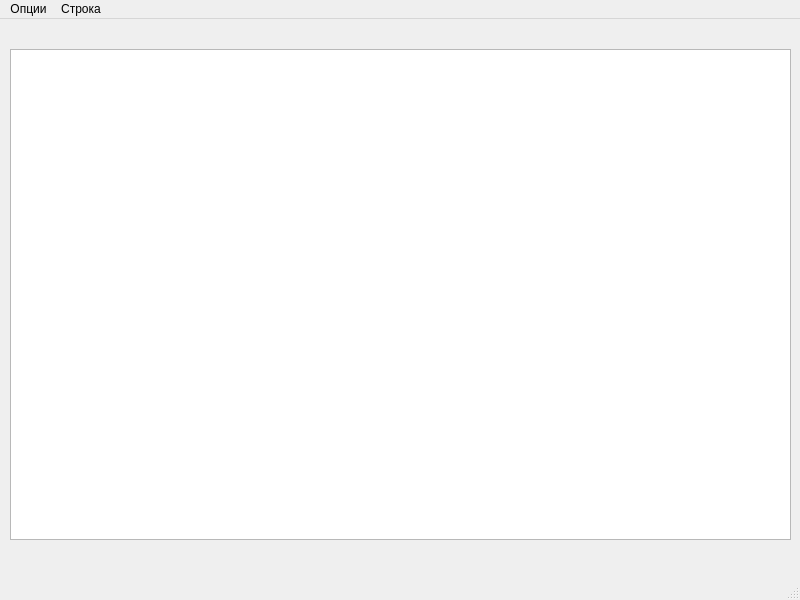
Qt form mainwindow.ui (BexaGal/qt_lab2) before a commit.
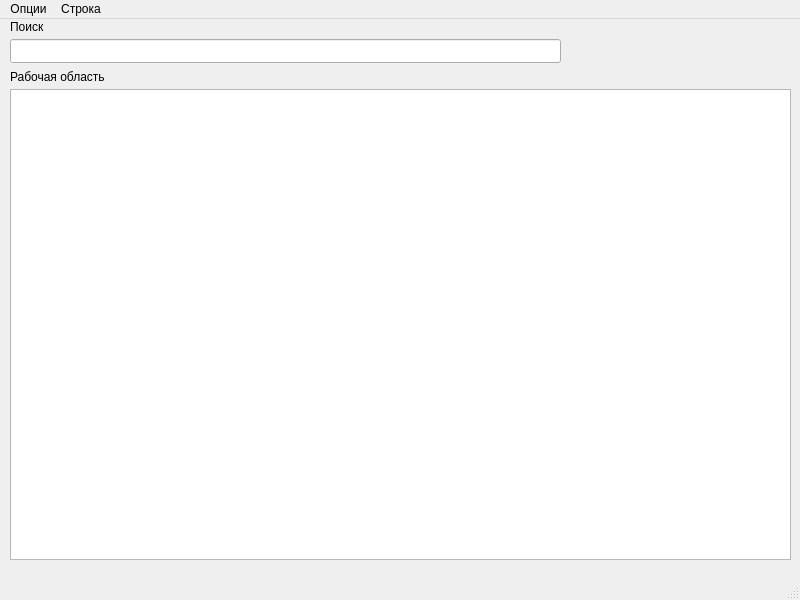
The same form after that commit.

```diff
--- a/mainwindow.ui
+++ b/mainwindow.ui
@@ -18,9 +18,9 @@
     <property name="geometry">
      <rect>
       <x>10</x>
-      <y>30</y>
+      <y>70</y>
       <width>781</width>
-      <height>491</height>
+      <height>471</height>
      </rect>
     </property>
     <property name="autoScrollMargin">
@@ -30,6 +30,42 @@
      <set>QAbstractItemView::EditTrigger::NoEditTriggers</set>
     </property>
    </widget>
+   <widget class="QLineEdit" name="searchEdit">
+    <property name="geometry">
+     <rect>
+      <x>10</x>
+      <y>20</y>
+      <width>551</width>
+      <height>24</height>
+     </rect>
+    </property>
+   </widget>
+   <widget class="QLabel" name="label">
+    <property name="geometry">
+     <rect>
+      <x>10</x>
+      <y>0</y>
+      <width>49</width>
+      <height>16</height>
+     </rect>
+    </property>
+    <property name="text">
+     <string>Поиск</string>
+    </property>
+   </widget>
+   <widget class="QLabel" name="label_2">
+    <property name="geometry">
+     <rect>
+      <x>10</x>
+      <y>50</y>
+      <width>101</width>
+      <height>16</height>
+     </rect>
+    </property>
+    <property name="text">
+     <string>Рабочая область</string>
+    </property>
+   </widget>
   </widget>
   <widget class="QMenuBar" name="menubar">
    <property name="geometry">
```
Left out of the diff: 6 changed lines with no effect on the pictures.
